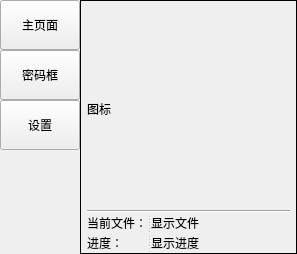
PPJUST/OnlyUnzip, file ui_v2 原文件.ui: the form before one commit.
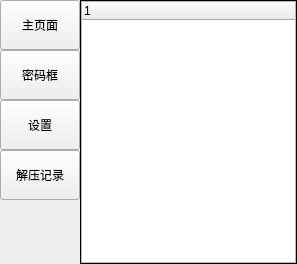
The form after the commit. The open tabs and pages were chosen to show the change.

Commit message: 添加查看历史记录的按钮

Diff of the .ui file:
```diff
--- a/ui_v2 原文件.ui
+++ b/ui_v2 原文件.ui
@@ -7,7 +7,7 @@
     <x>0</x>
     <y>0</y>
     <width>292</width>
-    <height>254</height>
+    <height>264</height>
    </rect>
   </property>
   <property name="windowTitle">
@@ -32,12 +32,6 @@
     </property>
     <item alignment="Qt::AlignTop">
      <widget class="QSplitter" name="splitter">
-      <property name="frameShape">
-       <enum>QFrame::NoFrame</enum>
-      </property>
-      <property name="lineWidth">
-       <number>1</number>
-      </property>
       <property name="orientation">
        <enum>Qt::Vertical</enum>
       </property>
@@ -122,6 +116,23 @@
         <string notr="true">buttonGroup</string>
        </attribute>
       </widget>
+      <widget class="QPushButton" name="button_page_setting_2">
+       <property name="minimumSize">
+        <size>
+         <width>0</width>
+         <height>50</height>
+        </size>
+       </property>
+       <property name="maximumSize">
+        <size>
+         <width>16777215</width>
+         <height>16777215</height>
+        </size>
+       </property>
+       <property name="text">
+        <string>解压记录</string>
+       </property>
+      </widget>
      </widget>
     </item>
     <item>
@@ -187,7 +198,7 @@
            <property name="maximumSize">
             <size>
              <width>60</width>
-             <height>20</height>
+             <height>25</height>
             </size>
            </property>
            <property name="text">
@@ -210,7 +221,7 @@
            <property name="maximumSize">
             <size>
              <width>60</width>
-             <height>20</height>
+             <height>25</height>
             </size>
            </property>
            <property name="text">
@@ -340,6 +351,28 @@
         </item>
        </layout>
       </widget>
+      <widget class="QWidget" name="page_4">
+       <layout class="QHBoxLayout" name="horizontalLayout_2">
+        <property name="spacing">
+         <number>0</number>
+        </property>
+        <property name="leftMargin">
+         <number>0</number>
+        </property>
+        <property name="topMargin">
+         <number>0</number>
+        </property>
+        <property name="rightMargin">
+         <number>0</number>
+        </property>
+        <property name="bottomMargin">
+         <number>0</number>
+        </property>
+        <item>
+         <widget class="QTreeWidget" name="treeWidget"/>
+        </item>
+       </layout>
+      </widget>
      </widget>
     </item>
    </layout>
```
Left out of the diff: 6 changed lines with no effect on the pictures.
